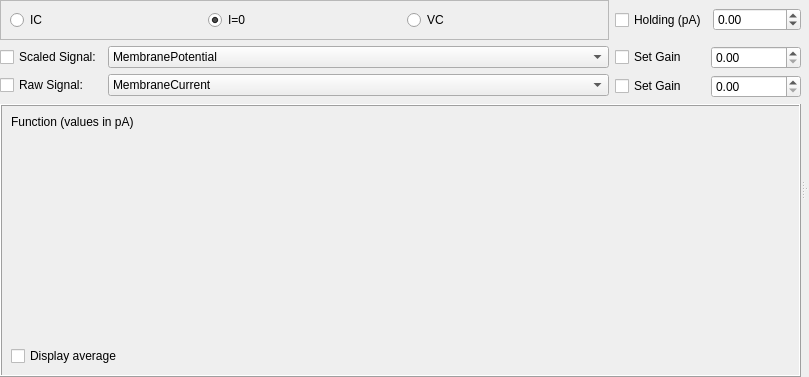
Before: the Qt Designer form lib/devices/MultiClamp/ProtocolTemplate.ui in acq4/acq4, drawn with Qt 5.
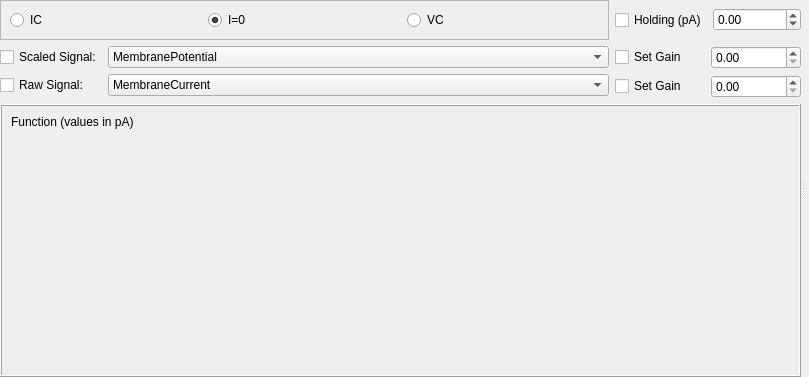
After: the same form once the commit is applied. Custom widgets are drawn as their Qt base class.

The edit to the form file:
```diff
--- a/lib/devices/MultiClamp/ProtocolTemplate.ui
+++ b/lib/devices/MultiClamp/ProtocolTemplate.ui
@@ -193,22 +193,6 @@
             </property>
            </widget>
           </item>
-          <item>
-           <layout class="QHBoxLayout" name="horizontalLayout_3">
-            <item>
-             <widget class="QCheckBox" name="displayAverageCheck">
-              <property name="toolTip">
-               <string>Plots the average of all recorded traces over
-sequence repetitions (you must use the
-&quot;Repetitions&quot; value in the sequence dock)</string>
-              </property>
-              <property name="text">
-               <string>Display average</string>
-              </property>
-             </widget>
-            </item>
-           </layout>
-          </item>
          </layout>
         </widget>
        </item>
```
